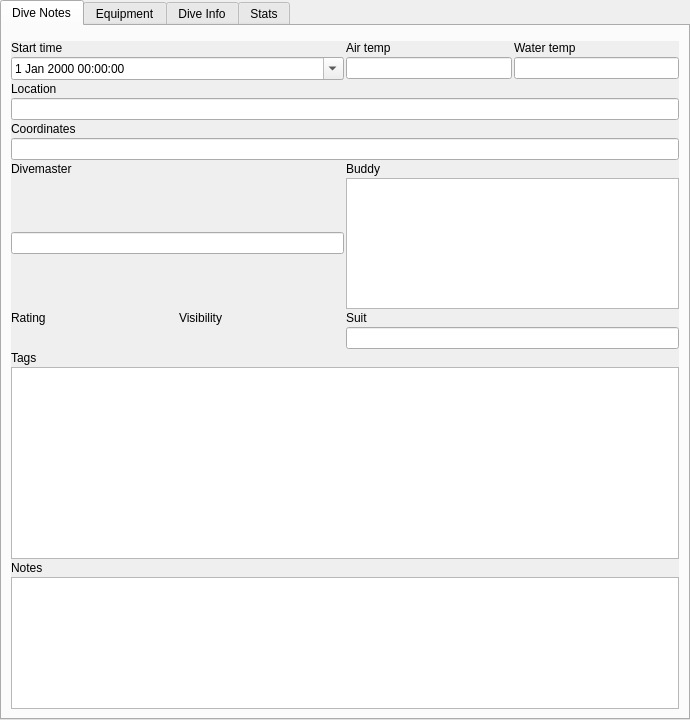
Before: the Qt Designer form qt-ui/maintab.ui in subsurface/subsurface, drawn with Qt 5.
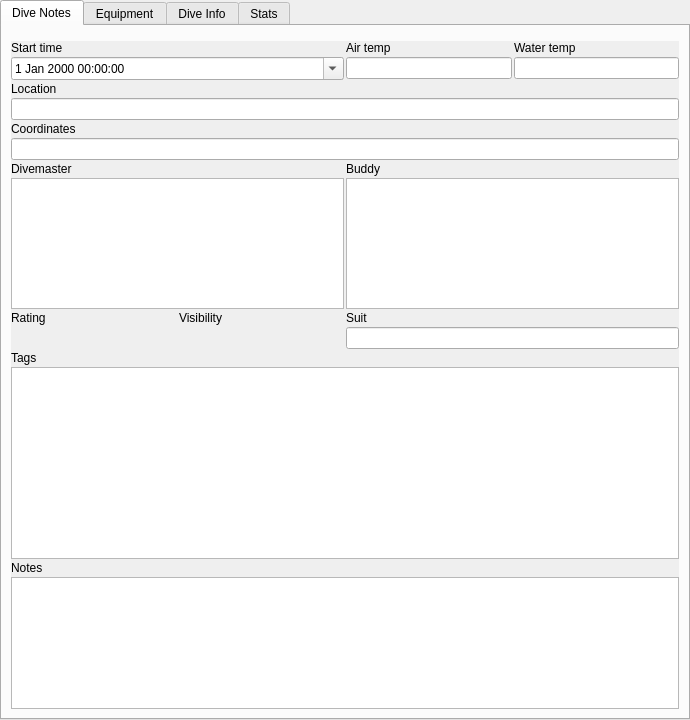
After: the same form once the commit is applied. Custom widgets are drawn as their Qt base class.

Commit message: Expand tags approach to divemaster field

Diff of the .ui file:
```diff
--- a/qt-ui/maintab.ui
+++ b/qt-ui/maintab.ui
@@ -136,7 +136,7 @@
          </widget>
         </item>
         <item row="8" column="0">
-         <widget class="QLineEdit" name="divemaster">
+         <widget class="TagWidget" name="divemaster">
           <property name="readOnly">
            <bool>false</bool>
           </property>
```
The commit also changes 2 other files.
